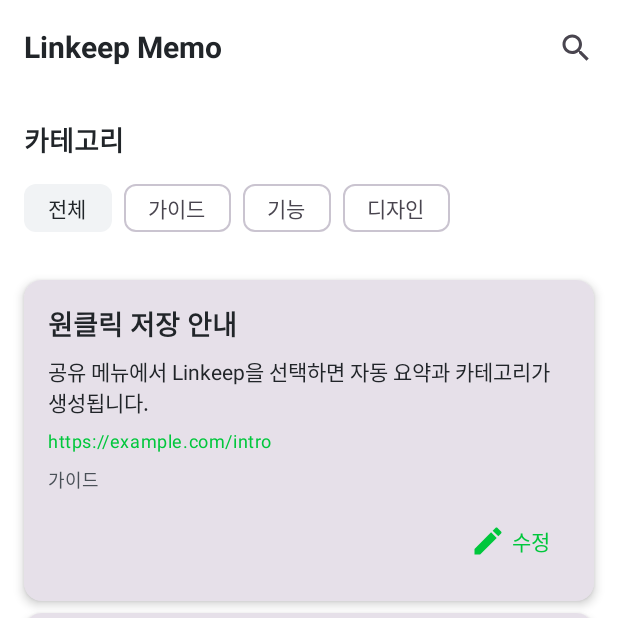
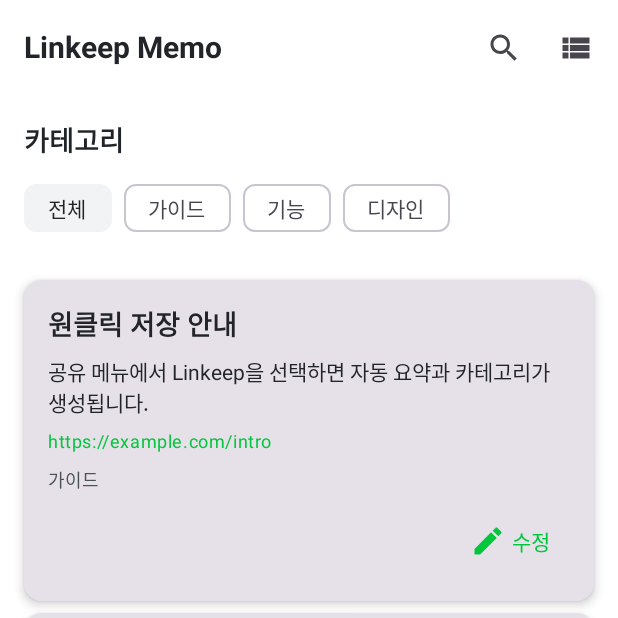
Before and after one commit to asderio-spec/linkeep-memo, an Android app built with Jetpack Compose: the screen it shows after launch (MainActivity), on a phone screen of 412 x 824 dp, the top half of it. Run offline under Robolectric (Android 15) with nearby library versions, the phone set to English and light mode, and no system bars; our stand-ins replace Dagger/Hilt's generated code, Room's generated code; pictures from the network do not load.

Commit message:
설정 ViewModel/Repository DI 연결, Compose Foundation 추가, 보기 토글 UI 준비

```diff
--- a/app/build.gradle
+++ b/app/build.gradle
@@ -58,6 +58,7 @@ dependencies {
     implementation "androidx.compose.material3:material3:1.1.2"
     implementation "androidx.compose.material:material-icons-extended:$compose_version"
     implementation "androidx.compose.ui:ui-tooling-preview:$compose_version"
+    implementation "androidx.compose.foundation:foundation:$compose_version"
     implementation 'androidx.activity:activity-compose:1.8.2'
     implementation 'androidx.navigation:navigation-compose:2.7.7'
     implementation 'io.coil-kt:coil-compose:2.6.0'
--- a/app/src/main/java/com/linkeep/memo/di/AppModule.kt
+++ b/app/src/main/java/com/linkeep/memo/di/AppModule.kt
@@ -5,6 +5,7 @@ import androidx.room.Room
 import com.linkeep.memo.data.api.OpenAIService
 import com.linkeep.memo.data.db.MemoDatabase
 import com.linkeep.memo.data.db.MemoDao
+import com.linkeep.memo.data.SettingsRepository
 import androidx.room.migration.Migration
 import androidx.sqlite.db.SupportSQLiteDatabase
 import dagger.Module
@@ -73,4 +74,10 @@ object AppModule {
             .build()
             .create(OpenAIService::class.java)
     }
+
+    @Provides
+    @Singleton
+    fun provideSettingsRepository(@ApplicationContext context: Context): SettingsRepository {
+        return SettingsRepository(context)
+    }
 }
--- a/app/src/main/java/com/linkeep/memo/ui/screens/MainScreen.kt
+++ b/app/src/main/java/com/linkeep/memo/ui/screens/MainScreen.kt
@@ -9,6 +9,8 @@ import androidx.compose.foundation.lazy.items
 import androidx.compose.material.icons.Icons
 import androidx.compose.material.icons.filled.Add
 import androidx.compose.material.icons.filled.Edit
+import androidx.compose.material.icons.filled.GridView
+import androidx.compose.material.icons.filled.ViewList
 import androidx.compose.material.icons.filled.Search
 import androidx.compose.material3.*
 import androidx.compose.runtime.*
@@ -58,6 +60,13 @@ fun MainScreen(
                     actions = {
                         IconButton(onClick = { showSearchBar = true }) {
                             Icon(Icons.Default.Search, contentDescription = "Search")
+                        }
+                        var cardView by remember { mutableStateOf(true) }
+                        IconButton(onClick = { cardView = !cardView }) {
+                            Icon(
+                                if (cardView) Icons.Default.ViewList else Icons.Default.GridView,
+                                contentDescription = "Toggle View"
+                            )
                         }
                     }
                 )
```
Also changed, not shown: app/src/main/java/com/linkeep/memo/ui/viewmodels/SettingsViewModel.kt (added, +55 -0 lines).
